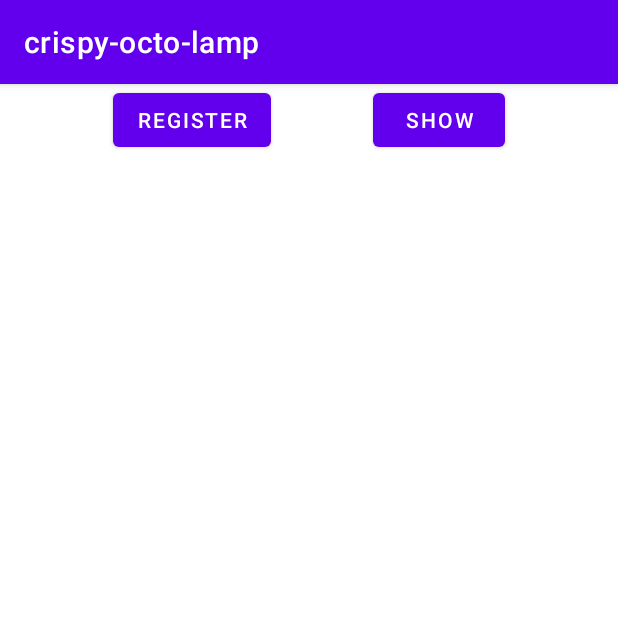
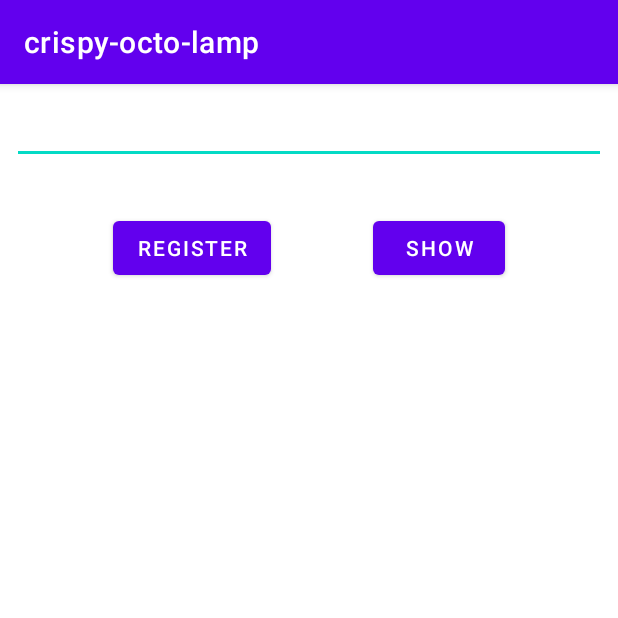
Before and after one commit to oliveirajv/joaovictor-DR4-TP1, an Android app: the screen it shows after launch (MainActivity), on a phone screen of 412 x 824 dp, the top half of it. Run offline under Robolectric (Android 15) with nearby library versions, the phone set to English and light mode, and no system bars.

```diff
--- a/app/src/main/res/layout/activity_main.xml
+++ b/app/src/main/res/layout/activity_main.xml
@@ -11,22 +11,24 @@
         android:layout_width="wrap_content"
         android:layout_height="wrap_content"
         android:layout_marginStart="8dp"
+        android:layout_marginTop="32dp"
         android:text="register"
         app:layout_constraintEnd_toStartOf="@+id/buttonShow"
         app:layout_constraintHorizontal_bias="0.5"
         app:layout_constraintStart_toStartOf="parent"
-        tools:layout_editor_absoluteY="176dp" />
+        app:layout_constraintTop_toBottomOf="@+id/editTextUserInput" />
 
     <Button
         android:id="@+id/buttonShow"
         android:layout_width="wrap_content"
         android:layout_height="wrap_content"
+        android:layout_marginTop="32dp"
         android:layout_marginEnd="8dp"
         android:text="show"
         app:layout_constraintEnd_toEndOf="parent"
         app:layout_constraintHorizontal_bias="0.5"
         app:layout_constraintStart_toEndOf="@+id/buttonRegister"
-        tools:layout_editor_absoluteY="176dp" />
+        app:layout_constraintTop_toBottomOf="@+id/editTextUserInput" />
 
     <TextView
         android:id="@+id/textViewFiles"
@@ -40,4 +42,19 @@
         app:layout_constraintEnd_toEndOf="parent"
         app:layout_constraintStart_toStartOf="parent"
         app:layout_constraintTop_toBottomOf="@+id/buttonRegister" />
+
+    <EditText
+        android:id="@+id/editTextUserInput"
+        android:layout_width="0dp"
+        android:layout_height="wrap_content"
+        android:layout_marginStart="8dp"
+        android:layout_marginTop="8dp"
+        android:layout_marginEnd="8dp"
+        android:ems="10"
+        android:gravity="start|top"
+        android:inputType="textMultiLine"
+        app:layout_constraintEnd_toEndOf="parent"
+        app:layout_constraintStart_toStartOf="parent"
+        app:layout_constraintTop_toTopOf="parent" />
+
 </androidx.constraintlayout.widget.ConstraintLayout>
```
Also changed, not shown: app/src/main/java/com/example/crispy_octo_lamp/MainActivity.kt (+27 -0 lines).
